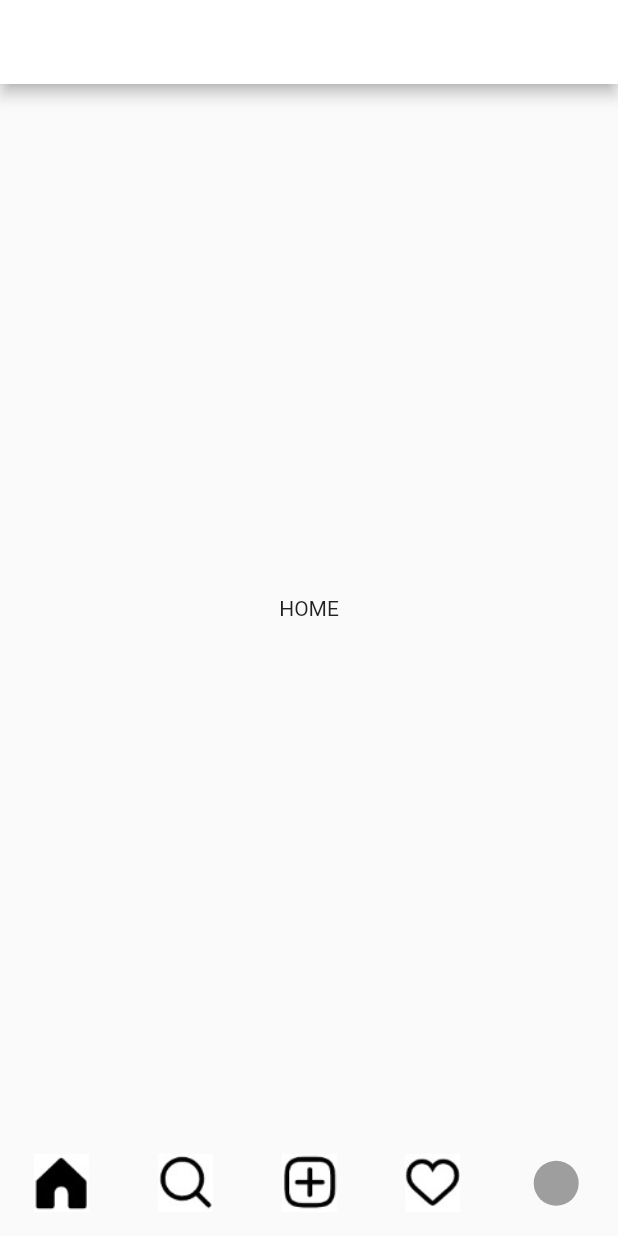
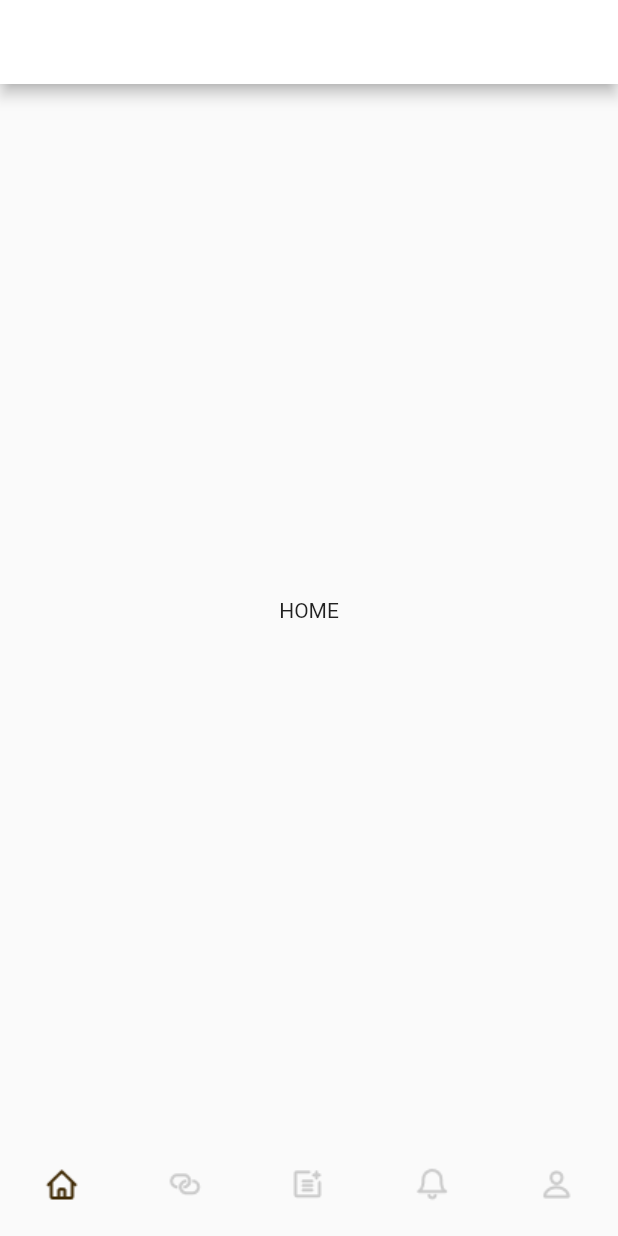
Before and after one commit to dlaywls/kideukkideuk_project, a Flutter app: the screen it shows after launch, on a phone screen of 412 x 824 dp. Run offline on Flutter 3.47's test engine with Material 2 defaults, Android fonts, the phone set to English and light mode, and no system bars; our stand-ins replace get.

Commit message:
feat: 아이콘 추가

```diff
--- a/lib/src/app.dart
+++ b/lib/src/app.dart
@@ -49,25 +49,30 @@ class App extends GetView<BottomNavController> {
 
             items: [
               BottomNavigationBarItem(
-                icon: ImageData(IconsPath.homeOff),
-                activeIcon: ImageData(IconsPath.homeOn),
+                icon: ImageData(IconsPath.homeOff, size: 30),
+                activeIcon: ImageData(IconsPath.homeOn, size: 30),
                 label: 'home',
               ),
               BottomNavigationBarItem(
-                icon: ImageData(IconsPath.searchOff),
-                activeIcon: ImageData(IconsPath.searchOn),
+                icon: ImageData(IconsPath.infoOff, size: 30),
+                activeIcon: ImageData(IconsPath.infoOn, size: 30),
                 label: 'home',
               ),
               BottomNavigationBarItem(
-                icon: ImageData(IconsPath.uploadIcon),
+                icon: ImageData(IconsPath.boardOff, size: 30),
+                activeIcon: ImageData(IconsPath.boardOn, size: 30),
                 label: 'home',
               ),
               BottomNavigationBarItem(
-                icon: ImageData(IconsPath.activeOff),
-                activeIcon: ImageData(IconsPath.activeOn),
+                icon: ImageData(IconsPath.alarmOff, size: 30),
+                activeIcon: ImageData(IconsPath.alarmOn, size: 30),
                 label: 'home',
               ),
               BottomNavigationBarItem(
+                icon: ImageData(IconsPath.mypageOff, size: 30),
+                label: 'home',
+              ),
+              /*BottomNavigationBarItem(
                 icon: Container(
                   width: 30,
                   height: 30,
@@ -77,7 +82,7 @@ class App extends GetView<BottomNavController> {
                   ),
                 ),
                 label: 'home',
-              ),
+              ),*/
             ],
           ),
         ),
--- a/lib/src/components/image_data.dart
+++ b/lib/src/components/image_data.dart
@@ -4,26 +4,31 @@ import 'package:get/get.dart';
 class ImageData extends StatelessWidget {
   String icon;
   final double? width;
-  ImageData(this.icon, {Key? key, this.width=55,}) : super(key: key);
+  ImageData(
+    this.icon, {
+    Key? key,
+    this.width = 55,
+    required int size,
+  }) : super(key: key);
 
   @override
   Widget build(BuildContext context) {
-    return Image.asset(
-      icon,
-      width: width! / Get.mediaQuery.devicePixelRatio
-      );
+    return Image.asset(icon, width: width! / Get.mediaQuery.devicePixelRatio);
   }
 }
 
 // svg file 은 이거 할 필요 x
 class IconsPath {
-  static String get homeOff => 'assets/images/bottom_nav_home_off_icon.jpg';
-  static String get homeOn => 'assets/images/bottom_nav_home_on_icon.jpg';
-  static String get searchOff => 'assets/images/bottom_nav_search_off_icon.jpg';
-  static String get searchOn => 'assets/images/bottom_nav_search_on_icon.jpg';
-  static String get uploadIcon => 'assets/images/bottom_nav_upload_icon.jpg';
-  static String get activeOff => 'assets/images/bottom_nav_active_off_icon.jpg';
-  static String get activeOn => 'assets/images/bottom_nav_active_on_icon.jpg';
+  static String get homeOff => 'assets/images/bottom_nav_home_off.png';
+  static String get homeOn => 'assets/images/bottom_nav_home_on.png';
+  static String get infoOff => 'assets/images/bottom_nav_info_off_icon.png';
+  static String get infoOn => 'assets/images/bottom_nav_info_on_icon.png';
+  static String get boardOff => 'assets/images/bottom_nav_board_off_icon.png';
+  static String get boardOn => 'assets/images/bottom_nav_board_on_icon.png';
+  static String get alarmOff => 'assets/images/bottom_nav_alarm_off_icon.png';
+  static String get alarmOn => 'assets/images/bottom_nav_alarm_on_icon.png';
+  static String get mypageOff => 'assets/images/bottom_nav_mypage_off_icon.png';
+  //static String get mypageOn => 'assets/images/bottom_nav_mypage_on_icon.png';
   static String get logo => 'assets/images/logo.jpg';
   static String get directMessage => 'assets/images/direct_msg_icon.jpg';
   static String get plusIcon => 'assets/images/plus_icon.png';
```
Also changed, not shown: assets/images/bottom_nav_active_off_icon.jpg (deleted), assets/images/bottom_nav_active_on_icon.jpg (deleted), assets/images/bottom_nav_alarm_off_icon.png (added), assets/images/bottom_nav_alarm_on_icon.png (added), assets/images/bottom_nav_board_off_icon.png (added), assets/images/bottom_nav_board_on_icon.png (added), assets/images/bottom_nav_home_off.png (added), assets/images/bottom_nav_home_off_icon.jpg (deleted), assets/images/bottom_nav_home_on.png (added), assets/images/bottom_nav_home_on_icon.jpg (deleted), assets/images/bottom_nav_info_off_icon.png (added), assets/images/bottom_nav_info_on_icon.png (added), assets/images/bottom_nav_mypage_off_icon.png (added), assets/images/bottom_nav_search_off_icon.jpg (deleted), 1 more files.
